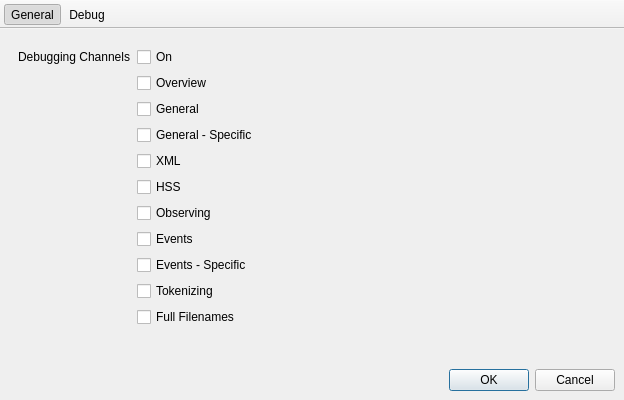
Qt form src/browser/PreferencesDialog.ui (axr/browser) before a commit.
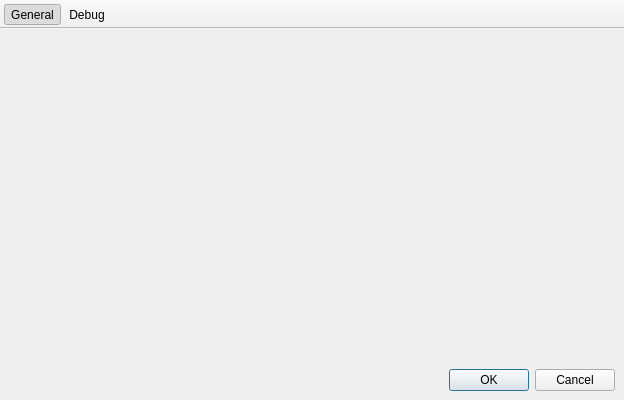
The same form after that commit. The open tabs and pages were chosen to show the change. Icons and pictures are not drawn.

What changed in the file:
```diff
--- a/src/browser/PreferencesDialog.ui
+++ b/src/browser/PreferencesDialog.ui
@@ -81,123 +81,9 @@
       </widget>
       <widget class="QWidget" name="debugPage">
        <layout class="QFormLayout" name="formLayout_2">
-        <item row="3" column="1">
-         <widget class="QCheckBox" name="generalChannelCheckBox">
-          <property name="toolTip">
-           <string>General actions in the system</string>
-          </property>
-          <property name="text">
-           <string>General</string>
-          </property>
-         </widget>
-        </item>
-        <item row="4" column="1">
-         <widget class="QCheckBox" name="generalSpecificChannelCheckBox">
-          <property name="toolTip">
-           <string>General actions, more fine grained</string>
-          </property>
-          <property name="text">
-           <string>General - Specific</string>
-          </property>
-         </widget>
-        </item>
-        <item row="5" column="1">
-         <widget class="QCheckBox" name="xmlChannelCheckBox">
-          <property name="toolTip">
-           <string>XML parsing events</string>
-          </property>
-          <property name="text">
-           <string>XML</string>
-          </property>
-         </widget>
-        </item>
-        <item row="6" column="1">
-         <widget class="QCheckBox" name="hssChannelCheckBox">
-          <property name="toolTip">
-           <string>HSS parsing events</string>
-          </property>
-          <property name="text">
-           <string>HSS</string>
-          </property>
-         </widget>
-        </item>
-        <item row="7" column="1">
-         <widget class="QCheckBox" name="observingChannelCheckBox">
-          <property name="toolTip">
-           <string>Adding, removing and notifying of observers</string>
-          </property>
-          <property name="text">
-           <string>Observing</string>
-          </property>
-         </widget>
-        </item>
-        <item row="8" column="1">
-         <widget class="QCheckBox" name="eventsChannelCheckBox">
-          <property name="toolTip">
-           <string>Prints messages about the event handling</string>
-          </property>
-          <property name="text">
-           <string>Events</string>
-          </property>
-         </widget>
-        </item>
-        <item row="9" column="1">
-         <widget class="QCheckBox" name="eventsSpecificChannelCheckBox">
-          <property name="toolTip">
-           <string>Event handling, more specific</string>
-          </property>
-          <property name="text">
-           <string>Events - Specific</string>
-          </property>
-         </widget>
-        </item>
-        <item row="10" column="1">
-         <widget class="QCheckBox" name="tokenizingChannelCheckBox">
-          <property name="toolTip">
-           <string>Prints the characters that are read by the tokenizer</string>
-          </property>
-          <property name="text">
-           <string>Tokenizing</string>
-          </property>
-         </widget>
-        </item>
-        <item row="11" column="1">
-         <widget class="QCheckBox" name="fullFilenamesChannelCheckBox">
-          <property name="toolTip">
-           <string>Normally only the filename is shown, activate this for full paths</string>
-          </property>
-          <property name="text">
-           <string>Full Filenames</string>
-          </property>
-         </widget>
-        </item>
-        <item row="1" column="1">
-         <widget class="QCheckBox" name="onChannelCheckBox">
-          <property name="toolTip">
-           <string>Debug on/off</string>
-          </property>
-          <property name="text">
-           <string>On</string>
-          </property>
-         </widget>
-        </item>
-        <item row="2" column="1">
-         <widget class="QCheckBox" name="overviewChannelCheckBox">
-          <property name="toolTip">
-           <string>Basic high level actions</string>
-          </property>
-          <property name="text">
-           <string>Overview</string>
-          </property>
-         </widget>
-        </item>
-        <item row="1" column="0">
-         <widget class="QLabel" name="debuggingChannelsLabel">
-          <property name="text">
-           <string>Debugging Channels</string>
-          </property>
-         </widget>
-        </item>
+        <property name="fieldGrowthPolicy">
+         <enum>QFormLayout::FieldsStayAtSizeHint</enum>
+        </property>
        </layout>
       </widget>
      </widget>
```
Left out of the diff: 187 changed lines with no effect on the pictures.
